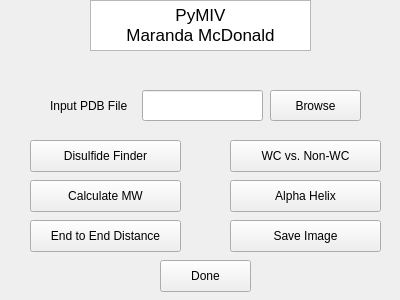
This is pymolGUI.ui in MarandaMcDonald/PyMIV as Qt 5 draws it before an edit. The edited form follows.
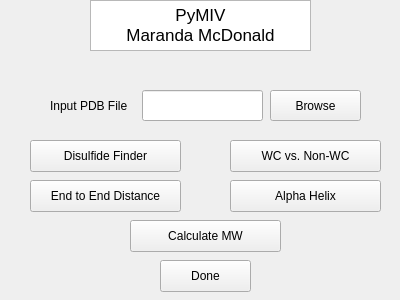
This is the edited form.

What changed in the file:
```diff
--- a/pymolGUI.ui
+++ b/pymolGUI.ui
@@ -47,8 +47,8 @@
   <widget class="QPushButton" name="calculateMW">
    <property name="geometry">
     <rect>
-     <x>30</x>
-     <y>180</y>
+     <x>130</x>
+     <y>220</y>
      <width>151</width>
      <height>32</height>
     </rect>
@@ -100,7 +100,7 @@
    <property name="geometry">
     <rect>
      <x>30</x>
-     <y>220</y>
+     <y>180</y>
      <width>151</width>
      <height>32</height>
     </rect>
@@ -109,19 +109,6 @@
     <string>End to End Distance</string>
    </property>
   </widget>
-  <widget class="QPushButton" name="saveImage">
-   <property name="geometry">
-    <rect>
-     <x>230</x>
-     <y>220</y>
-     <width>151</width>
-     <height>32</height>
-    </rect>
-   </property>
-   <property name="text">
-    <string>Save Image</string>
-   </property>
-  </widget>
   <widget class="QPushButton" name="done">
    <property name="geometry">
     <rect>
```
